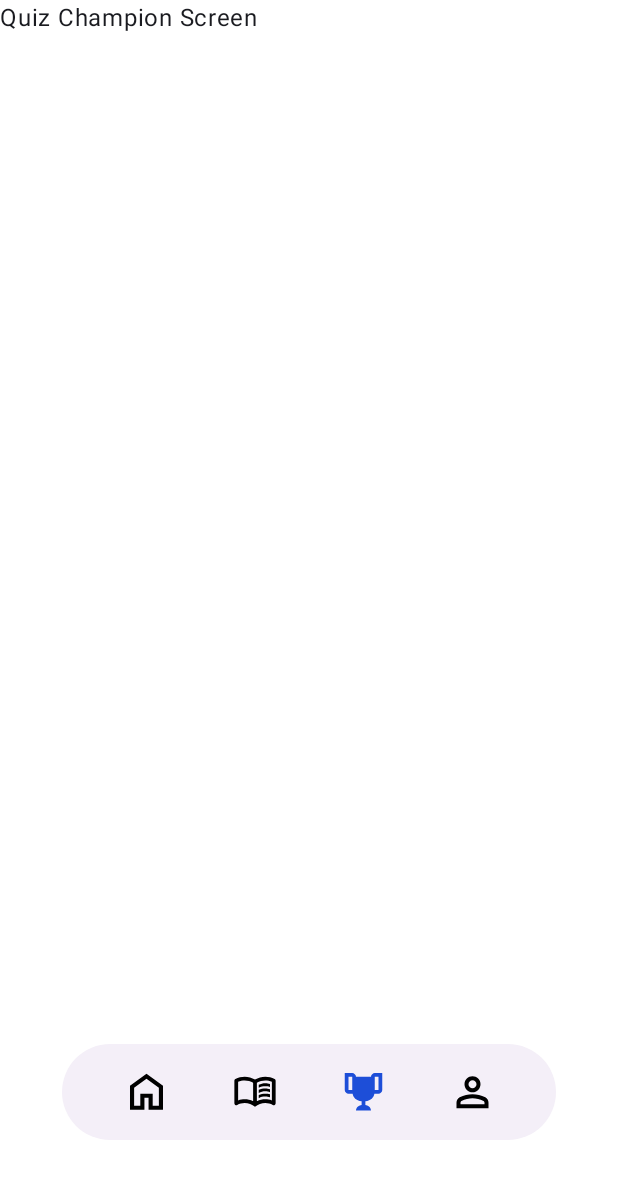
After one commit to bayuzzs/ajarinmobile, an Android app built with Jetpack Compose: the QuizChampionScreen screen opened through its navigation route, on a phone screen of 412 x 824 dp. The commit adds this screen. Shown: the top 1179 px of the screen. Run offline under Robolectric (Android 15) with nearby library versions, the phone set to English and light mode, and no system bars.

Commit message:
Added some placeholder screens for BelajarKu, Profile, and Quiz Champion Screens

```diff
--- a/app/src/main/java/com/example/ajarinmobile/AjarinMobile.kt
+++ b/app/src/main/java/com/example/ajarinmobile/AjarinMobile.kt
@@ -1,5 +1,6 @@
 package com.example.ajarinmobile
 
+import LoginScreen
 import androidx.compose.foundation.layout.padding
 import androidx.compose.material3.Scaffold
 import androidx.compose.runtime.Composable
@@ -8,6 +9,9 @@ import androidx.navigation.compose.NavHost
 import androidx.navigation.compose.composable
 import androidx.navigation.compose.currentBackStackEntryAsState
 import androidx.navigation.compose.rememberNavController
+import com.example.ajarinmobile.Screen.BelajarKuScreen
+import com.example.ajarinmobile.Screen.ProfileScreen
+import com.example.ajarinmobile.Screen.QuizChampionScreen
 import com.example.ajarinmobile.component.AjarinBottomBar
 import com.example.ajarinmobile.navigation.Screen
 import com.example.ajarinmobile.screen.BerandaScreen
@@ -19,14 +23,14 @@ fun AjarinMobile() {
     val currentRoute = navBackStackEntry.value?.destination?.route
     NavHost(
         navController = navController,
-        startDestination = Screen.Beranda.route,
+        startDestination = Screen.Login.route,
         modifier = Modifier
     ) {
-        composable(Screen.Login.route) { {} }
+        composable(Screen.Login.route) { LoginScreen(navController = navController) }
         composable(Screen.Beranda.route) { BerandaScreen(navController = navController) }
-        composable(Screen.BelajarKu.route) { {} }
-        composable(Screen.QuizChampion.route) { {} }
-        composable(Screen.Profile.route) { {} }
+        composable(Screen.BelajarKu.route) { BelajarKuScreen(navController = navController) }
+        composable(Screen.QuizChampion.route) { QuizChampionScreen(navController = navController) }
+        composable(Screen.Profile.route) { ProfileScreen(navController = navController) }
         composable(Screen.ForumDiskusi.route) { {} }
         composable(Screen.PencarianKelas.route) { {} }
     }
--- /dev/null
+++ b/app/src/main/java/com/example/ajarinmobile/Screen/QuizChampionScreen.kt
@@ -0,0 +1,20 @@
+package com.example.ajarinmobile.Screen
+
+import androidx.compose.foundation.layout.padding
+import androidx.compose.material3.Scaffold
+import androidx.compose.material3.Text
+import androidx.compose.runtime.Composable
+import androidx.compose.ui.Modifier
+import androidx.compose.ui.graphics.Color
+import androidx.navigation.NavController
+import com.example.ajarinmobile.component.AjarinBottomBar
+
+@Composable
+fun QuizChampionScreen(navController: NavController) {
+    Scaffold(
+        bottomBar = {AjarinBottomBar(navController = navController)},
+        containerColor = Color.White
+    ) { innerPadding ->
+        Text("Quiz Champion Screen", modifier = Modifier.padding(innerPadding))
+    }
+}
```
Also changed, not shown: app/src/main/java/com/example/ajarinmobile/Screen/BelajarKuScreen.kt (added, +20 -0 lines), app/src/main/java/com/example/ajarinmobile/Screen/LoginScreen.kt (+8 -23 lines), app/src/main/java/com/example/ajarinmobile/Screen/MateriPopuler.kt (+19 -19 lines), app/src/main/java/com/example/ajarinmobile/Screen/ProfileScreen.kt (added, +20 -0 lines).
